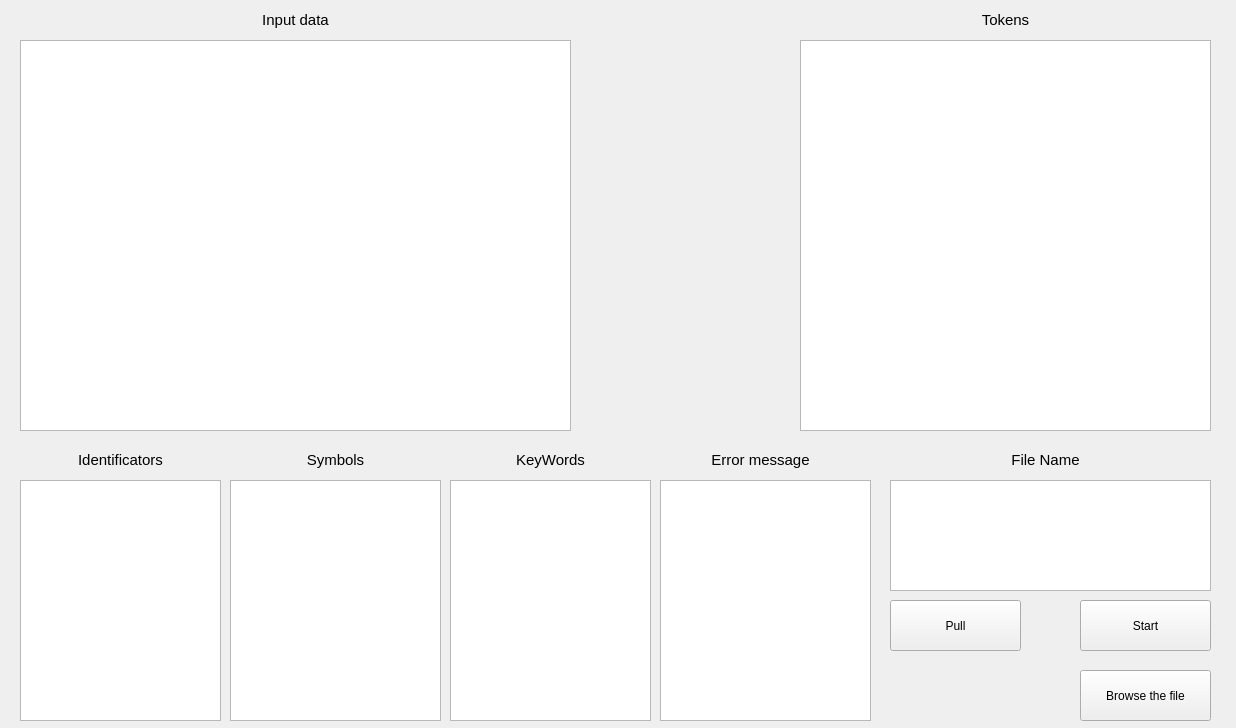
Above: mainwindow.ui from 15831944/Signal-Translator before the change. Below: the same form after it.
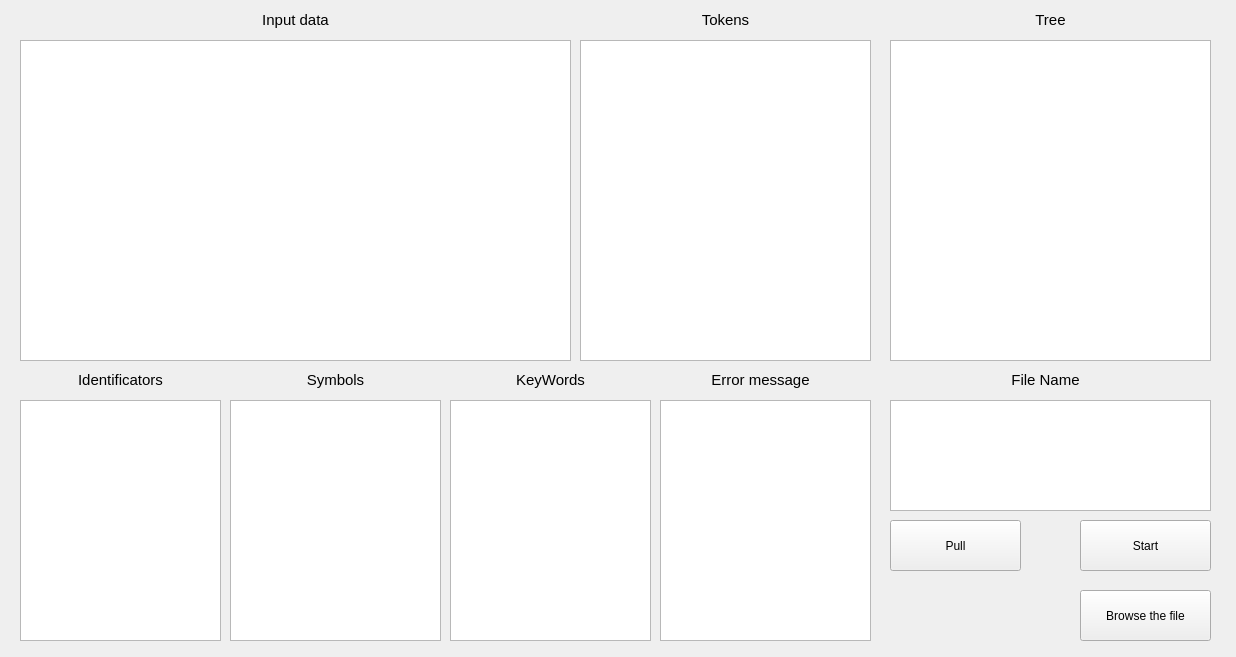
That is the form after the change.

The edit to the form file:
```diff
--- a/mainwindow.ui
+++ b/mainwindow.ui
@@ -7,18 +7,39 @@
     <x>0</x>
     <y>0</y>
     <width>1236</width>
-    <height>728</height>
+    <height>657</height>
    </rect>
   </property>
   <property name="windowTitle">
    <string>Signal Translator</string>
   </property>
+  <property name="styleSheet">
+   <string notr="true">/*QMainWindow
+{
+	background-color: rgb(30, 30, 30);
+	color: white;
+}
+
+QLabel
+{
+	background-color: rgb(30, 30, 30);
+	color: white;
+}
+
+QPushButton, QTextEdit, QTextBrowser, QTableWidget
+{
+	background-color: gray;
+	caret-color: white;
+}
+
+</string>
+  </property>
   <widget class="QWidget" name="centralWidget">
    <widget class="QTableWidget" name="tableWidget_Identificators">
     <property name="geometry">
      <rect>
       <x>20</x>
-      <y>480</y>
+      <y>400</y>
       <width>201</width>
       <height>241</height>
      </rect>
@@ -34,7 +55,7 @@
     <property name="geometry">
      <rect>
       <x>230</x>
-      <y>480</y>
+      <y>400</y>
       <width>211</width>
       <height>241</height>
      </rect>
@@ -52,7 +73,7 @@
       <x>20</x>
       <y>40</y>
       <width>551</width>
-      <height>391</height>
+      <height>321</height>
      </rect>
     </property>
     <property name="font">
@@ -74,7 +95,6 @@
 &lt;html&gt;&lt;head&gt;&lt;meta name=&quot;qrichtext&quot; content=&quot;1&quot; /&gt;&lt;style type=&quot;text/css&quot;&gt;
 p, li { white-space: pre-wrap; }
 &lt;/style&gt;&lt;/head&gt;&lt;body style=&quot; font-family:'Calibri'; font-size:12pt; font-weight:400; font-style:normal;&quot;&gt;
-&lt;p style=&quot;-qt-paragraph-type:empty; margin-top:0px; margin-bottom:0px; margin-left:0px; margin-right:0px; -qt-block-indent:0; text-indent:0px; font-weight:600;&quot;&gt;&lt;br /&gt;&lt;/p&gt;
 &lt;p style=&quot;-qt-paragraph-type:empty; margin-top:0px; margin-bottom:0px; margin-left:0px; margin-right:0px; -qt-block-indent:0; text-indent:0px; font-weight:600;&quot;&gt;&lt;br /&gt;&lt;/p&gt;&lt;/body&gt;&lt;/html&gt;</string>
     </property>
     <property name="textInteractionFlags">
@@ -84,10 +104,10 @@
    <widget class="QTableWidget" name="tableWidget_Tokens">
     <property name="geometry">
      <rect>
-      <x>800</x>
+      <x>580</x>
       <y>40</y>
-      <width>411</width>
-      <height>391</height>
+      <width>291</width>
+      <height>321</height>
      </rect>
     </property>
     <property name="horizontalScrollBarPolicy">
@@ -101,7 +121,7 @@
     <property name="geometry">
      <rect>
       <x>450</x>
-      <y>480</y>
+      <y>400</y>
       <width>201</width>
       <height>241</height>
      </rect>
@@ -117,7 +137,7 @@
     <property name="geometry">
      <rect>
       <x>450</x>
-      <y>450</y>
+      <y>370</y>
       <width>201</width>
       <height>20</height>
      </rect>
@@ -141,7 +161,7 @@
     <property name="geometry">
      <rect>
       <x>660</x>
-      <y>450</y>
+      <y>370</y>
       <width>201</width>
       <height>20</height>
      </rect>
@@ -165,7 +185,7 @@
     <property name="geometry">
      <rect>
       <x>20</x>
-      <y>450</y>
+      <y>370</y>
       <width>201</width>
       <height>20</height>
      </rect>
@@ -189,7 +209,7 @@
     <property name="geometry">
      <rect>
       <x>230</x>
-      <y>450</y>
+      <y>370</y>
       <width>211</width>
       <height>20</height>
      </rect>
@@ -212,9 +232,9 @@
    <widget class="QLabel" name="label_5">
     <property name="geometry">
      <rect>
-      <x>810</x>
+      <x>590</x>
       <y>10</y>
-      <width>391</width>
+      <width>271</width>
       <height>20</height>
      </rect>
     </property>
@@ -261,7 +281,7 @@
     <property name="geometry">
      <rect>
       <x>890</x>
-      <y>450</y>
+      <y>370</y>
       <width>311</width>
       <height>20</height>
      </rect>
@@ -285,7 +305,7 @@
     <property name="geometry">
      <rect>
       <x>1080</x>
-      <y>600</y>
+      <y>520</y>
       <width>131</width>
       <height>51</height>
      </rect>
@@ -298,7 +318,7 @@
     <property name="geometry">
      <rect>
       <x>660</x>
-      <y>480</y>
+      <y>400</y>
       <width>211</width>
       <height>241</height>
      </rect>
@@ -325,7 +345,7 @@
     <property name="geometry">
      <rect>
       <x>890</x>
-      <y>600</y>
+      <y>520</y>
       <width>131</width>
       <height>51</height>
      </rect>
@@ -338,7 +358,7 @@
     <property name="geometry">
      <rect>
       <x>890</x>
-      <y>480</y>
+      <y>400</y>
       <width>321</width>
       <height>111</height>
      </rect>
@@ -375,7 +395,7 @@
     <property name="geometry">
      <rect>
       <x>1080</x>
-      <y>670</y>
+      <y>590</y>
       <width>131</width>
       <height>51</height>
      </rect>
@@ -384,6 +404,64 @@
      <string>Browse the file</string>
     </property>
    </widget>
+   <widget class="QTextEdit" name="textEdit_Tree">
+    <property name="geometry">
+     <rect>
+      <x>890</x>
+      <y>40</y>
+      <width>321</width>
+      <height>321</height>
+     </rect>
+    </property>
+    <property name="font">
+     <font>
+      <family>Calibri</family>
+      <pointsize>12</pointsize>
+      <weight>50</weight>
+      <bold>false</bold>
+     </font>
+    </property>
+    <property name="focusPolicy">
+     <enum>Qt::ClickFocus</enum>
+    </property>
+    <property name="readOnly">
+     <bool>false</bool>
+    </property>
+    <property name="html">
+     <string>&lt;!DOCTYPE HTML PUBLIC &quot;-//W3C//DTD HTML 4.0//EN&quot; &quot;http://www.w3.org/TR/REC-html40/strict.dtd&quot;&gt;
+&lt;html&gt;&lt;head&gt;&lt;meta name=&quot;qrichtext&quot; content=&quot;1&quot; /&gt;&lt;style type=&quot;text/css&quot;&gt;
+p, li { white-space: pre-wrap; }
+&lt;/style&gt;&lt;/head&gt;&lt;body style=&quot; font-family:'Calibri'; font-size:12pt; font-weight:400; font-style:normal;&quot;&gt;
+&lt;p style=&quot;-qt-paragraph-type:empty; margin-top:0px; margin-bottom:0px; margin-left:0px; margin-right:0px; -qt-block-indent:0; text-indent:0px; font-weight:600;&quot;&gt;&lt;br /&gt;&lt;/p&gt;&lt;/body&gt;&lt;/html&gt;</string>
+    </property>
+    <property name="textInteractionFlags">
+     <set>Qt::LinksAccessibleByKeyboard|Qt::LinksAccessibleByMouse|Qt::TextBrowserInteraction|Qt::TextEditable|Qt::TextEditorInteraction|Qt::TextSelectableByKeyboard|Qt::TextSelectableByMouse</set>
+    </property>
+   </widget>
+   <widget class="QLabel" name="label_8">
+    <property name="geometry">
+     <rect>
+      <x>900</x>
+      <y>10</y>
+      <width>301</width>
+      <height>20</height>
+     </rect>
+    </property>
+    <property name="font">
+     <font>
+      <pointsize>11</pointsize>
+     </font>
+    </property>
+    <property name="layoutDirection">
+     <enum>Qt::LeftToRight</enum>
+    </property>
+    <property name="text">
+     <string>Tree</string>
+    </property>
+    <property name="alignment">
+     <set>Qt::AlignCenter</set>
+    </property>
+   </widget>
   </widget>
  </widget>
  <layoutdefault spacing="6" margin="11"/>
```
Left out of the diff: 3 changed lines with no effect on the pictures.
